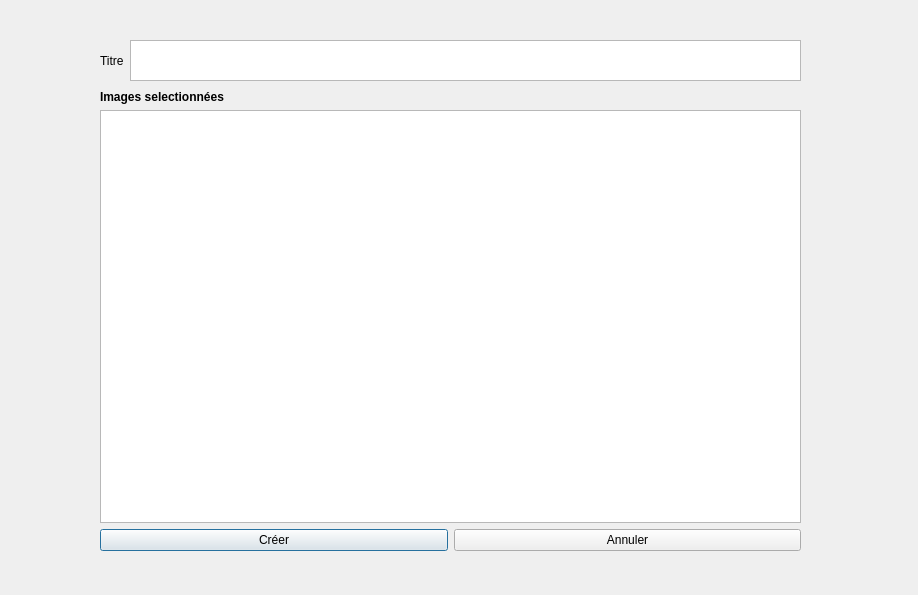
Old version of the form projet/creationalbumwindow.ui in the repository BlackFox3000/M1-IHM-Project.
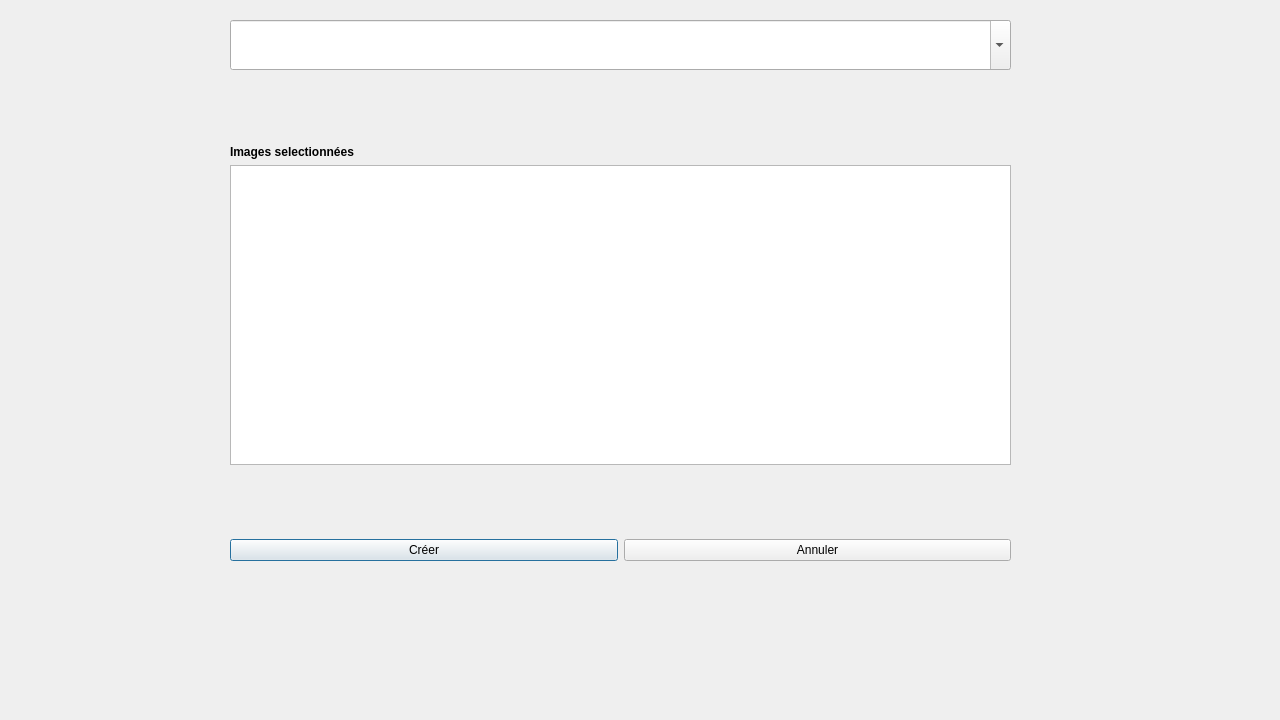
New version of the form.

Patch:
```diff
--- a/projet/creationalbumwindow.ui
+++ b/projet/creationalbumwindow.ui
@@ -6,8 +6,8 @@
    <rect>
     <x>0</x>
     <y>0</y>
-    <width>918</width>
-    <height>595</height>
+    <width>1280</width>
+    <height>720</height>
    </rect>
   </property>
   <property name="windowTitle">
@@ -16,42 +16,42 @@
   <widget class="QWidget" name="layoutWidget">
    <property name="geometry">
     <rect>
-     <x>100</x>
-     <y>40</y>
-     <width>701</width>
-     <height>41</height>
-    </rect>
-   </property>
-   <layout class="QHBoxLayout" name="horizontalLayout_3">
-    <item>
-     <widget class="QLabel" name="label_4">
-      <property name="font">
-       <font>
-        <family>Segoe UI</family>
-        <italic>false</italic>
-        <bold>false</bold>
-       </font>
-      </property>
-      <property name="text">
-       <string>Titre</string>
-      </property>
-     </widget>
-    </item>
-    <item>
-     <widget class="QTextEdit" name="textEdit"/>
-    </item>
-   </layout>
-  </widget>
-  <widget class="QWidget" name="">
-   <property name="geometry">
-    <rect>
-     <x>100</x>
-     <y>90</y>
-     <width>701</width>
-     <height>461</height>
+     <x>230</x>
+     <y>20</y>
+     <width>781</width>
+     <height>541</height>
     </rect>
    </property>
    <layout class="QVBoxLayout" name="verticalLayout">
+    <item>
+     <widget class="QComboBox" name="comboBox">
+      <property name="minimumSize">
+       <size>
+        <width>0</width>
+        <height>50</height>
+       </size>
+      </property>
+      <property name="acceptDrops">
+       <bool>true</bool>
+      </property>
+      <property name="editable">
+       <bool>true</bool>
+      </property>
+     </widget>
+    </item>
+    <item>
+     <spacer name="verticalSpacer">
+      <property name="orientation">
+       <enum>Qt::Vertical</enum>
+      </property>
+      <property name="sizeHint" stdset="0">
+       <size>
+        <width>20</width>
+        <height>40</height>
+       </size>
+      </property>
+     </spacer>
+    </item>
     <item>
      <widget class="QLabel" name="label_5">
       <property name="sizePolicy">
@@ -71,7 +71,27 @@
      </widget>
     </item>
     <item>
-     <widget class="QListWidget" name="listWidget"/>
+     <widget class="QListWidget" name="listWidget">
+      <property name="minimumSize">
+       <size>
+        <width>0</width>
+        <height>300</height>
+       </size>
+      </property>
+     </widget>
+    </item>
+    <item>
+     <spacer name="verticalSpacer_2">
+      <property name="orientation">
+       <enum>Qt::Vertical</enum>
+      </property>
+      <property name="sizeHint" stdset="0">
+       <size>
+        <width>20</width>
+        <height>40</height>
+       </size>
+      </property>
+     </spacer>
     </item>
     <item>
      <layout class="QHBoxLayout" name="horizontalLayout_2">
```
Left out of the diff: 19 changed lines with no effect on the pictures.
